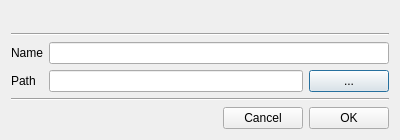
Old version of the form src/GUI/Helper/Library/GUI_EditLibrary.ui in the repository return42/sayonara.
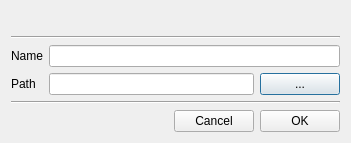
New version of the form.

Patch:
```diff
--- a/src/GUI/Helper/Library/GUI_EditLibrary.ui
+++ b/src/GUI/Helper/Library/GUI_EditLibrary.ui
@@ -6,8 +6,8 @@
    <rect>
     <x>0</x>
     <y>0</y>
-    <width>400</width>
-    <height>140</height>
+    <width>351</width>
+    <height>143</height>
    </rect>
   </property>
   <property name="windowTitle">
@@ -15,7 +15,14 @@
   </property>
   <layout class="QGridLayout" name="gridLayout">
    <item row="4" column="1">
-    <widget class="QLineEdit" name="le_path"/>
+    <widget class="QLineEdit" name="le_path">
+     <property name="sizePolicy">
+      <sizepolicy hsizetype="Expanding" vsizetype="Minimum">
+       <horstretch>0</horstretch>
+       <verstretch>0</verstretch>
+      </sizepolicy>
+     </property>
+    </widget>
    </item>
    <item row="3" column="0">
     <widget class="QLabel" name="lab_name">
@@ -34,7 +41,7 @@
    <item row="4" column="2">
     <widget class="QPushButton" name="btn_choose_dir">
      <property name="sizePolicy">
-      <sizepolicy hsizetype="Maximum" vsizetype="Fixed">
+      <sizepolicy hsizetype="Minimum" vsizetype="Minimum">
        <horstretch>0</horstretch>
        <verstretch>0</verstretch>
       </sizepolicy>
@@ -66,7 +73,14 @@
     </widget>
    </item>
    <item row="3" column="1" colspan="2">
-    <widget class="QLineEdit" name="le_name"/>
+    <widget class="QLineEdit" name="le_name">
+     <property name="sizePolicy">
+      <sizepolicy hsizetype="Expanding" vsizetype="Minimum">
+       <horstretch>0</horstretch>
+       <verstretch>0</verstretch>
+      </sizepolicy>
+     </property>
+    </widget>
    </item>
    <item row="6" column="0" colspan="3">
     <layout class="QHBoxLayout" name="horizontalLayout">
```
